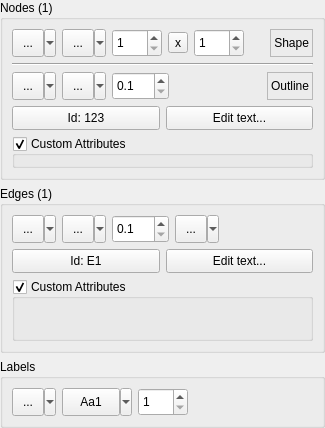
Qt form src/commonui/CNodeEdgePropertiesUI.ui (ArsMasiuk/qvge) before a commit.
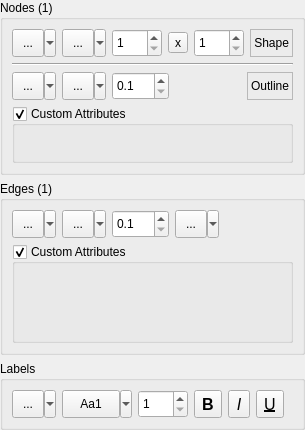
The same form after that commit. Custom widgets are drawn as their Qt base class.

```diff
--- a/src/commonui/CNodeEdgePropertiesUI.ui
+++ b/src/commonui/CNodeEdgePropertiesUI.ui
@@ -6,8 +6,8 @@
    <rect>
     <x>0</x>
     <y>0</y>
-    <width>325</width>
-    <height>428</height>
+    <width>303</width>
+    <height>430</height>
    </rect>
   </property>
   <property name="sizePolicy">
@@ -326,66 +326,6 @@
         </item>
        </layout>
       </item>
-      <item>
-       <layout class="QHBoxLayout" name="horizontalLayout_6">
-        <item>
-         <widget class="QPushButton" name="NodeId">
-          <property name="sizePolicy">
-           <sizepolicy hsizetype="Ignored" vsizetype="Fixed">
-            <horstretch>0</horstretch>
-            <verstretch>0</verstretch>
-           </sizepolicy>
-          </property>
-          <property name="minimumSize">
-           <size>
-            <width>0</width>
-            <height>24</height>
-           </size>
-          </property>
-          <property name="maximumSize">
-           <size>
-            <width>16777215</width>
-            <height>24</height>
-           </size>
-          </property>
-          <property name="toolTip">
-           <string>Click to edit</string>
-          </property>
-          <property name="statusTip">
-           <string>Change Id of the selected node</string>
-          </property>
-          <property name="text">
-           <string>Id: 123</string>
-          </property>
-         </widget>
-        </item>
-        <item>
-         <widget class="QPushButton" name="NodeLabel">
-          <property name="sizePolicy">
-           <sizepolicy hsizetype="Ignored" vsizetype="Fixed">
-            <horstretch>0</horstretch>
-            <verstretch>0</verstretch>
-           </sizepolicy>
-          </property>
-          <property name="minimumSize">
-           <size>
-            <width>0</width>
-            <height>24</height>
-           </size>
-          </property>
-          <property name="maximumSize">
-           <size>
-            <width>16777215</width>
-            <height>24</height>
-           </size>
-          </property>
-          <property name="text">
-           <string>Edit text...</string>
-          </property>
-         </widget>
-        </item>
-       </layout>
-      </item>
       <item>
        <widget class="QGroupBox" name="NodeAttrBox">
         <property name="sizePolicy">
@@ -557,66 +497,6 @@
         </item>
        </layout>
       </item>
-      <item>
-       <layout class="QHBoxLayout" name="horizontalLayout_7">
-        <item>
-         <widget class="QPushButton" name="EdgeId">
-          <property name="sizePolicy">
-           <sizepolicy hsizetype="Ignored" vsizetype="Fixed">
-            <horstretch>0</horstretch>
-            <verstretch>0</verstretch>
-           </sizepolicy>
-          </property>
-          <property name="minimumSize">
-           <size>
-            <width>0</width>
-            <height>24</height>
-           </size>
-          </property>
-          <property name="maximumSize">
-           <size>
-            <width>16777215</width>
-            <height>24</height>
-           </size>
-          </property>
-          <property name="toolTip">
-           <string>Click to edit</string>
-          </property>
-          <property name="statusTip">
-           <string>Change Id of the selected edge</string>
-          </property>
-          <property name="text">
-           <string>Id: E1</string>
-          </property>
-         </widget>
-        </item>
-        <item>
-         <widget class="QPushButton" name="EdgeLabel">
-          <property name="sizePolicy">
-           <sizepolicy hsizetype="Ignored" vsizetype="Fixed">
-            <horstretch>0</horstretch>
-            <verstretch>0</verstretch>
-           </sizepolicy>
-          </property>
-          <property name="minimumSize">
-           <size>
-            <width>0</width>
-            <height>24</height>
-           </size>
-          </property>
-          <property name="maximumSize">
-           <size>
-            <width>16777215</width>
-            <height>24</height>
-           </size>
-          </property>
-          <property name="text">
-           <string>Edit text...</string>
-          </property>
-         </widget>
-        </item>
-       </layout>
-      </item>
       <item>
        <widget class="QGroupBox" name="EdgeAttrBox">
         <property name="sizePolicy">
@@ -675,6 +555,12 @@
             <height>28</height>
            </size>
           </property>
+          <property name="maximumSize">
+           <size>
+            <width>16777215</width>
+            <height>28</height>
+           </size>
+          </property>
           <property name="statusTip">
            <string>Set color of the selected labels</string>
           </property>
@@ -694,6 +580,12 @@
         </item>
         <item>
          <widget class="QSint::QFontButton" name="LabelFont">
+          <property name="sizePolicy">
+           <sizepolicy hsizetype="Fixed" vsizetype="Fixed">
+            <horstretch>0</horstretch>
+            <verstretch>0</verstretch>
+           </sizepolicy>
+          </property>
           <property name="minimumSize">
            <size>
             <width>70</width>
@@ -734,6 +626,12 @@
             <height>28</height>
            </size>
           </property>
+          <property name="maximumSize">
+           <size>
+            <width>16777215</width>
+            <height>28</height>
+           </size>
+          </property>
           <property name="statusTip">
            <string>Set font size of the selected labels</string>
           </property>
@@ -748,6 +646,114 @@
           </property>
          </widget>
         </item>
+        <item>
+         <widget class="QToolButton" name="LabelFontBold">
+          <property name="sizePolicy">
+           <sizepolicy hsizetype="Fixed" vsizetype="Fixed">
+            <horstretch>0</horstretch>
+            <verstretch>0</verstretch>
+           </sizepolicy>
+          </property>
+          <property name="minimumSize">
+           <size>
+            <width>0</width>
+            <height>28</height>
+           </size>
+          </property>
+          <property name="maximumSize">
+           <size>
+            <width>28</width>
+            <height>28</height>
+           </size>
+          </property>
+          <property name="font">
+           <font>
+            <pointsize>12</pointsize>
+            <weight>75</weight>
+            <bold>true</bold>
+           </font>
+          </property>
+          <property name="text">
+           <string>B</string>
+          </property>
+          <property name="checkable">
+           <bool>true</bool>
+          </property>
+         </widget>
+        </item>
+        <item>
+         <widget class="QToolButton" name="LabelFontItalic">
+          <property name="sizePolicy">
+           <sizepolicy hsizetype="Fixed" vsizetype="Fixed">
+            <horstretch>0</horstretch>
+            <verstretch>0</verstretch>
+           </sizepolicy>
+          </property>
+          <property name="minimumSize">
+           <size>
+            <width>0</width>
+            <height>28</height>
+           </size>
+          </property>
+          <property name="maximumSize">
+           <size>
+            <width>28</width>
+            <height>28</height>
+           </size>
+          </property>
+          <property name="font">
+           <font>
+            <pointsize>12</pointsize>
+            <weight>50</weight>
+            <italic>true</italic>
+            <bold>false</bold>
+           </font>
+          </property>
+          <property name="text">
+           <string>I</string>
+          </property>
+          <property name="checkable">
+           <bool>true</bool>
+          </property>
+         </widget>
+        </item>
+        <item>
+         <widget class="QToolButton" name="LabelFontUnderline">
+          <property name="sizePolicy">
+           <sizepolicy hsizetype="Fixed" vsizetype="Fixed">
+            <horstretch>0</horstretch>
+            <verstretch>0</verstretch>
+           </sizepolicy>
+          </property>
+          <property name="minimumSize">
+           <size>
+            <width>0</width>
+            <height>28</height>
+           </size>
+          </property>
+          <property name="maximumSize">
+           <size>
+            <width>28</width>
+            <height>28</height>
+           </size>
+          </property>
+          <property name="font">
+           <font>
+            <pointsize>12</pointsize>
+            <weight>50</weight>
+            <italic>false</italic>
+            <bold>false</bold>
+            <underline>true</underline>
+           </font>
+          </property>
+          <property name="text">
+           <string>U</string>
+          </property>
+          <property name="checkable">
+           <bool>true</bool>
+          </property>
+         </widget>
+        </item>
         <item>
          <spacer name="horizontalSpacer_3">
           <property name="orientation">
```
Left out of the diff: 4 changed lines with no effect on the pictures.
